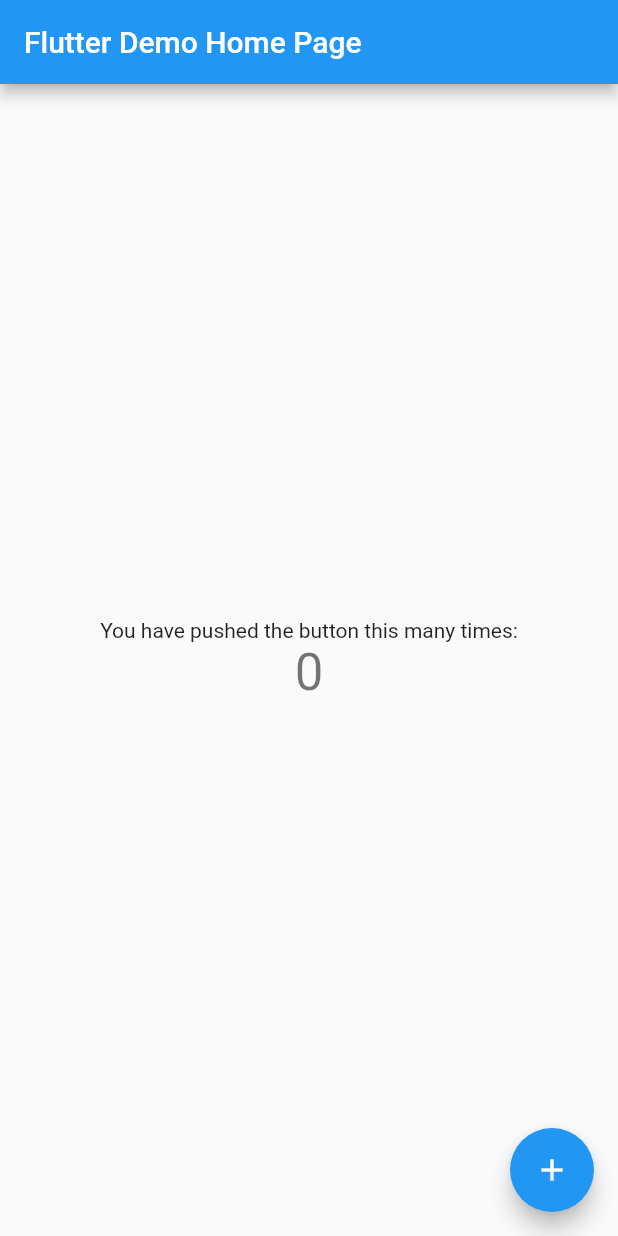
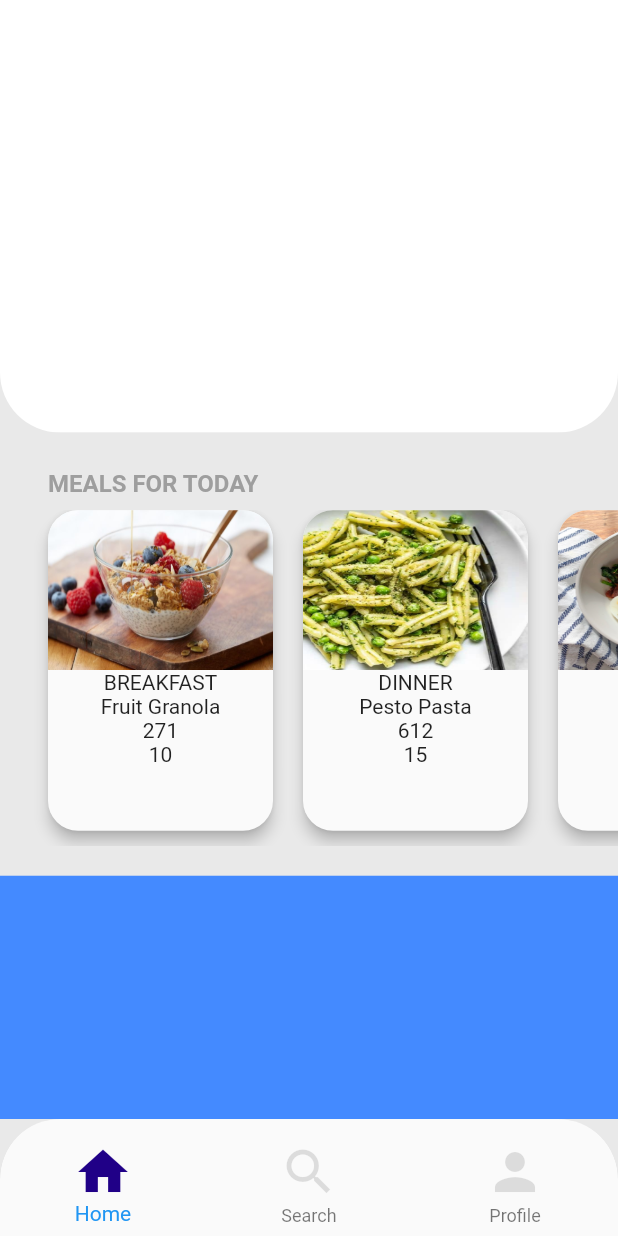
Before and after one commit to RafaelMScience/training_and_diet_app, a Flutter app: the screen it shows after launch, on a phone screen of 412 x 824 dp. Run offline on Flutter 3.47's test engine with Material 2 defaults, Android fonts, the phone set to English and light mode, and no system bars.

Commit message:
Feat: Card Meals
Foi adicionado os card Meals For Today

```diff
--- a/lib/main.dart
+++ b/lib/main.dart
@@ -1,4 +1,5 @@
 import 'package:flutter/material.dart';
+import 'package:traininganddietapp/ui/pages/profile_screen.dart';
 
 void main() {
   runApp(MyApp());
@@ -10,108 +11,11 @@ class MyApp extends StatelessWidget {
   Widget build(BuildContext context) {
     return MaterialApp(
       title: 'Flutter Demo',
+      debugShowCheckedModeBanner: false,
       theme: ThemeData(
-        // This is the theme of your application.
-        //
-        // Try running your application with "flutter run". You'll see the
-        // application has a blue toolbar. Then, without quitting the app, try
-        // changing the primarySwatch below to Colors.green and then invoke
-        // "hot reload" (press "r" in the console where you ran "flutter run",
-        // or simply save your changes to "hot reload" in a Flutter IDE).
-        // Notice that the counter didn't reset back to zero; the application
-        // is not restarted.
-        primarySwatch: Colors.blue,
-        // This makes the visual density adapt to the platform that you run
-        // the app on. For desktop platforms, the controls will be smaller and
-        // closer together (more dense) than on mobile platforms.
-        visualDensity: VisualDensity.adaptivePlatformDensity,
+        primarySwatch: Colors.blue
       ),
-      home: MyHomePage(title: 'Flutter Demo Home Page'),
+      home: ProfileScreen(),
     );
   }
 }
-
-class MyHomePage extends StatefulWidget {
-  MyHomePage({Key key, this.title}) : super(key: key);
-
-  // This widget is the home page of your application. It is stateful, meaning
-  // that it has a State object (defined below) that contains fields that affect
-  // how it looks.
-
-  // This class is the configuration for the state. It holds the values (in this
-  // case the title) provided by the parent (in this case the App widget) and
-  // used by the build method of the State. Fields in a Widget subclass are
-  // always marked "final".
-
-  final String title;
-
-  @override
-  _MyHomePageState createState() => _MyHomePageState();
-}
-
-class _MyHomePageState extends State<MyHomePage> {
-  int _counter = 0;
-
-  void _incrementCounter() {
-    setState(() {
-      // This call to setState tells the Flutter framework that something has
-      // changed in this State, which causes it to rerun the build method below
-      // so that the display can reflect the updated values. If we changed
-      // _counter without calling setState(), then the build method would not be
-      // called again, and so nothing would appear to happen.
-      _counter++;
-    });
-  }
-
-  @override
-  Widget build(BuildContext context) {
-    // This method is rerun every time setState is called, for instance as done
-    // by the _incrementCounter method above.
-    //
-    // The Flutter framework has been optimized to make rerunning build methods
-    // fast, so that you can just rebuild anything that needs updating rather
-    // than having to individually change instances of widgets.
-    return Scaffold(
-      appBar: AppBar(
-        // Here we take the value from the MyHomePage object that was created by
-        // the App.build method, and use it to set our appbar title.
-        title: Text(widget.title),
-      ),
-      body: Center(
-        // Center is a layout widget. It takes a single child and positions it
-        // in the middle of the parent.
-        child: Column(
-          // Column is also a layout widget. It takes a list of children and
-          // arranges them vertically. By default, it sizes itself to fit its
-          // children horizontally, and tries to be as tall as its parent.
-          //
-          // Invoke "debug painting" (press "p" in the console, choose the
-          // "Toggle Debug Paint" action from the Flutter Inspector in Android
-          // Studio, or the "Toggle Debug Paint" command in Visual Studio Code)
-          // to see the wireframe for each widget.
-          //
-          // Column has various properties to control how it sizes itself and
-          // how it positions its children. Here we use mainAxisAlignment to
-          // center the children vertically; the main axis here is the vertical
-          // axis because Columns are vertical (the cross axis would be
-          // horizontal).
-          mainAxisAlignment: MainAxisAlignment.center,
-          children: <Widget>[
-            Text(
-              'You have pushed the button this many times:',
-            ),
-            Text(
-              '$_counter',
-              style: Theme.of(context).textTheme.headline4,
-            ),
-          ],
-        ),
-      ),
-      floatingActionButton: FloatingActionButton(
-        onPressed: _incrementCounter,
-        tooltip: 'Increment',
-        child: Icon(Icons.add),
-      ), // This trailing comma makes auto-formatting nicer for build methods.
-    );
-  }
-}
--- /dev/null
+++ b/lib/model/meal.dart
@@ -0,0 +1,34 @@
+class Meal {
+  final String mealTime, name, imagePath, kiloCaloriesBurnt, timeTaken;
+
+  Meal(
+      {this.mealTime,
+      this.name,
+      this.imagePath,
+      this.kiloCaloriesBurnt,
+      this.timeTaken});
+}
+
+final meals = [
+  Meal(
+    mealTime: "BREAKFAST",
+    name: "Fruit Granola",
+    kiloCaloriesBurnt: "271",
+    timeTaken: "10",
+    imagePath: "assets/fruit_granola.jpg",
+  ),
+  Meal(
+    mealTime: "DINNER",
+    name: "Pesto Pasta",
+    kiloCaloriesBurnt: "612",
+    timeTaken: "15",
+    imagePath: "assets/pesto_pasta.jpg",
+  ),
+  Meal(
+    mealTime: "SNACK",
+    name: "Keto Snack",
+    kiloCaloriesBurnt: "414",
+    timeTaken: "16",
+    imagePath: "assets/keto_snack.jpg",
+  ),
+];
--- a/lib/ui/pages/profile_screen.dart
+++ b/lib/ui/pages/profile_screen.dart
@@ -0,0 +1,174 @@
+import 'package:flutter/cupertino.dart';
+import 'package:flutter/material.dart';
+import 'package:traininganddietapp/model/meal.dart';
+
+class ProfileScreen extends StatelessWidget {
+  @override
+  Widget build(BuildContext context) {
+    final height = MediaQuery.of(context).size.height;
+
+    return Scaffold(
+      backgroundColor: const Color(0xFFE9E9E9),
+      bottomNavigationBar: ClipRRect(
+        borderRadius: BorderRadius.vertical(top: Radius.circular(40)),
+        child: BottomNavigationBar(
+          iconSize: 40,
+          selectedIconTheme: IconThemeData(
+            color: const Color(0xFF200087),
+          ),
+          unselectedIconTheme: IconThemeData(
+            color: Colors.black12,
+          ),
+          items: [
+            BottomNavigationBarItem(
+              icon: Padding(
+                padding: const EdgeInsets.only(top: 8.0),
+                child: Icon(Icons.home),
+              ),
+              title: Text(
+                "Home",
+                style: const TextStyle(color: Colors.white),
+              ),
+            ),
+            BottomNavigationBarItem(
+              icon: Padding(
+                padding: const EdgeInsets.only(top: 8.0),
+                child: Icon(Icons.search),
+              ),
+              title: Text(
+                "Search",
+                style: const TextStyle(color: Colors.white),
+              ),
+            ),
+            BottomNavigationBarItem(
+              icon: Padding(
+                padding: const EdgeInsets.only(top: 8.0),
+                child: Icon(Icons.person),
+              ),
+              title: Text(
+                "Profile",
+                style: const TextStyle(color: Colors.white),
+              ),
+            ),
+          ],
+        ),
+      ),
+      body: Stack(
+        children: <Widget>[
+          Positioned(
+            top: 0,
+            height: height * 0.35,
+            left: 0,
+            right: 0,
+            child: ClipRRect(
+              borderRadius: const BorderRadius.vertical(
+                bottom: const Radius.circular(40),
+              ),
+              child: Container(
+                color: Colors.white,
+              ),
+            ),
+          ),
+          Positioned(
+            top: height * 0.38,
+            left: 0,
+            right: 0,
+            child: Container(
+              height: height * 0.6,
+              child: Column(
+                crossAxisAlignment: CrossAxisAlignment.start,
+                children: <Widget>[
+                  Padding(
+                    padding: const EdgeInsets.only(
+                      bottom: 8,
+                      left: 32,
+                      right: 16,
+                    ),
+                    child: Text(
+                      "MEALS FOR TODAY",
+                      style: const TextStyle(
+                        color: Colors.grey,
+                        fontSize: 16,
+                        fontWeight: FontWeight.w700,
+                      ),
+                    ),
+                  ),
+                  Expanded(
+                    child: SingleChildScrollView(
+                      scrollDirection: Axis.horizontal,
+                      child: Row(
+                        children: <Widget>[
+                          SizedBox(
+                            width: 32,
+                          ),
+                          for (int i = 0; i < meals.length; i++)
+                            _MealCard(meal: meals[i]),
+                        ],
+                      ),
+                    ),
+                  ),
+                  SizedBox(
+                    height: 20,
+                  ),
+                  Expanded(
+                    child: Container(
+                      color: Colors.blueAccent,
+                    ),
+                  ),
+                ],
+              ),
+            ),
+          )
+        ],
+      ),
+    );
+  }
+}
+
+class _MealCard extends StatelessWidget {
+  final Meal meal;
+
+  const _MealCard({Key key, @required this.meal}) : super(key: key);
+
+  @override
+  Widget build(BuildContext context) {
+    return Container(
+      margin: const EdgeInsets.only(
+        right: 20,
+        bottom: 10,
+      ),
+      child: Material(
+        borderRadius: BorderRadius.all(Radius.circular(20)),
+        elevation: 4,
+        child: Column(
+          mainAxisSize: MainAxisSize.max,
+          children: <Widget>[
+            Flexible(
+              fit: FlexFit.tight,
+              child: ClipRRect(
+                borderRadius: BorderRadius.vertical(top: Radius.circular(20)),
+                child: Image.asset(
+                  meal.imagePath,
+                  width: 150,
+                  fit: BoxFit.fill,
+                ),
+              ),
+            ),
+            Flexible(
+              fit: FlexFit.tight,
+              child: Column(
+                children: <Widget>[
+                  Text(meal.mealTime),
+                  Text(meal.name),
+                  Text(meal.kiloCaloriesBurnt),
+                  Text(meal.timeTaken),
+                  SizedBox(height: 16),
+                ],
+              ),
+            )
+          ],
+        ),
+      ),
+    );
+  }
+}
--- a/pubspec.yaml
+++ b/pubspec.yaml
@@ -45,8 +45,8 @@ flutter:
   uses-material-design: true
 
   # To add assets to your application, add an assets section, like this:
-  # assets:
-  #   - images/a_dot_burr.jpeg
+  assets:
+    - assets/
   #   - images/a_dot_ham.jpeg
 
   # An image asset can refer to one or more resolution-specific "variants", see
```
